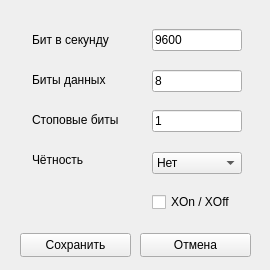
This is ui/settings_port.ui in sergeycccv/battery_modbus as Qt 5 draws it before an edit. The edited form follows.
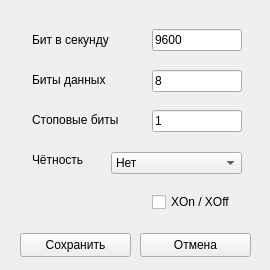
This is the edited form. Icons and pictures are not drawn.

```diff
--- a/ui/settings_port.ui
+++ b/ui/settings_port.ui
@@ -75,9 +75,9 @@
    <widget class="QComboBox" name="cb_parity">
     <property name="geometry">
      <rect>
-      <x>152</x>
+      <x>111</x>
       <y>152</y>
-      <width>90</width>
+      <width>131</width>
       <height>22</height>
      </rect>
     </property>
```
Left out of the diff: 4 changed lines with no effect on the pictures.
